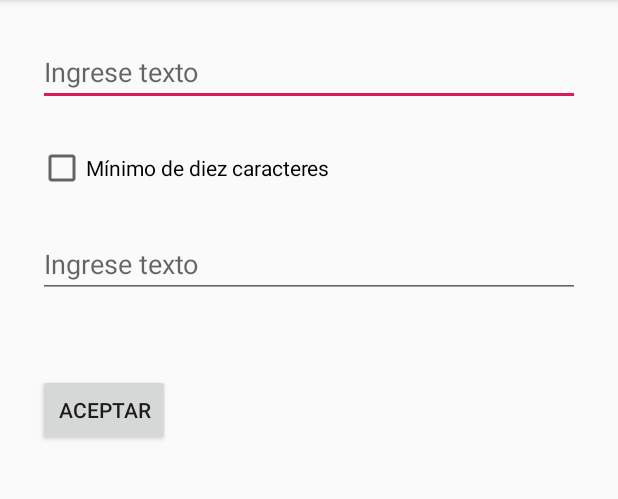
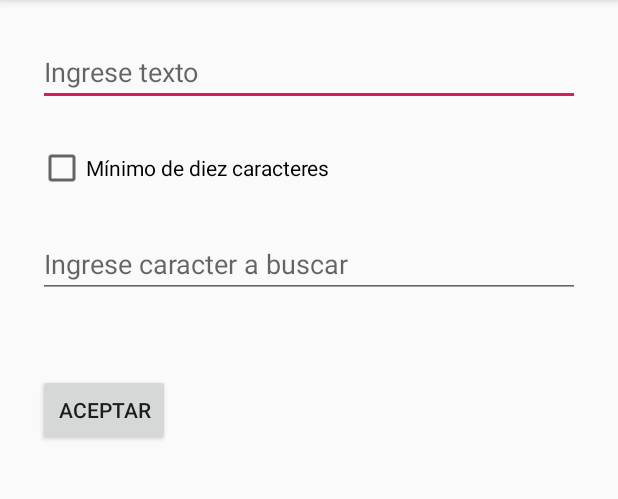
Before and after one commit to EzequielRamis/DAI-Ezequiel-Ramis, an Android app: the ActivityTwo screen opened directly, with no data from a screen before it, on a phone screen of 412 x 824 dp, the part 84-583 px from its top. Run offline under Robolectric (Android 15) with nearby library versions, the phone set to English and light mode, and no system bars.

Commit message:
more legible

```diff
--- a/app/src/main/java/tp1/ezequiel_ramis/ActivityThree.java
+++ b/app/src/main/java/tp1/ezequiel_ramis/ActivityThree.java
@@ -21,7 +21,7 @@ public class ActivityThree extends AppCompatActivity {
         TextView textView = findViewById(R.id.three_res);
 
         /*Punto Opcional: Validar la cant minima de caracteres*/
-        int minCarac=5;
+        int minCarac=3;
         if(editText.getText().length() <= minCarac){
             Toast.makeText(getApplicationContext(), "Ingreso inválido: No se ingresó texto de más de "+ minCarac +" caracteres", Toast.LENGTH_LONG).show();
             return;
--- a/app/src/main/res/layout/activity_two.xml
+++ b/app/src/main/res/layout/activity_two.xml
@@ -18,7 +18,7 @@
     <EditText
         android:layout_width="match_parent"
         android:layout_height="wrap_content"
-        android:hint="Ingrese texto"
+        android:hint="Ingrese caracter a buscar"
         android:layout_margin="25dp"
         android:id="@+id/two_editTextChar"
         android:maxLength="1"/>
```
